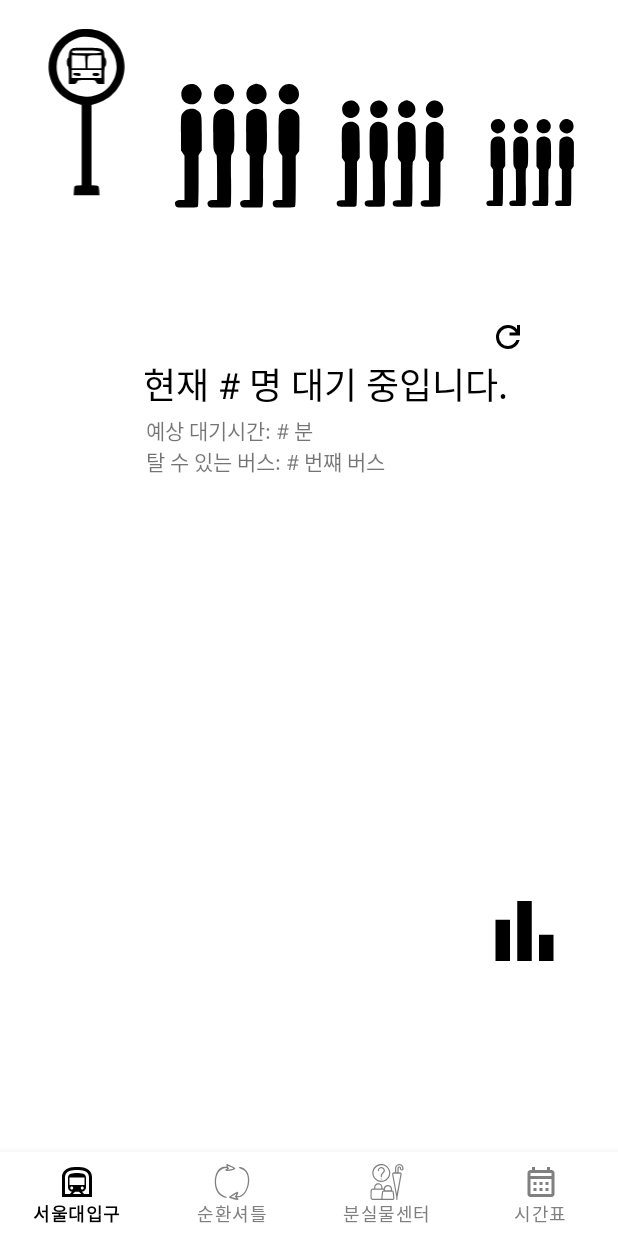
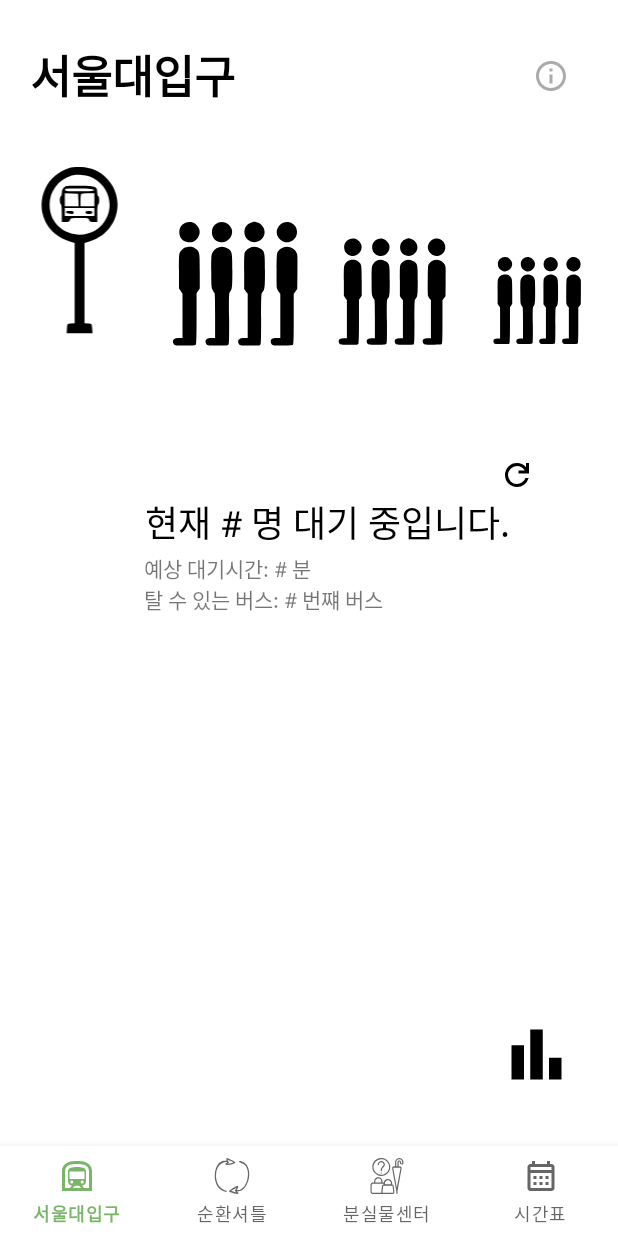
Before and after one commit to snuhcs-course/swpp-2023-project-team-16, an Android app: the screen it shows after launch (MainActivity), on a phone screen of 412 x 824 dp. Run offline under Robolectric (Android 15) with nearby library versions, the phone set to English and light mode, and no system bars; our stand-ins replace navigation-ui.

Commit message:
design: set dependany on components

```diff
--- a/frontend/app/src/main/res/layout/activity_main.xml
+++ b/frontend/app/src/main/res/layout/activity_main.xml
@@ -4,20 +4,16 @@
     xmlns:tools="http://schemas.android.com/tools"
     android:id="@+id/container"
     android:layout_width="match_parent"
-    android:layout_height="match_parent"
-    >
+    android:layout_height="match_parent">
 
     <com.google.android.material.bottomnavigation.BottomNavigationView
         android:id="@+id/nav_view"
         android:layout_width="match_parent"
-        android:layout_height="wrap_content"
-        android:background="@color/white"
+        android:layout_height="@dimen/navigation_height"
         app:layout_constraintBottom_toBottomOf="parent"
         app:layout_constraintStart_toStartOf="parent"
         app:layout_constraintEnd_toEndOf="parent"
         app:menu="@menu/bottom_nav_menu"
-        app:itemTextColor="@drawable/sel_navi"
-        app:itemIconTint="@drawable/sel_navi"
         app:labelVisibilityMode="labeled" />
 
     <fragment
@@ -25,26 +21,18 @@
         android:name="androidx.navigation.fragment.NavHostFragment"
         android:layout_width="match_parent"
         android:layout_height="match_parent"
+        android:layout_marginBottom="@dimen/navigation_height"
         app:defaultNavHost="false"
         app:layout_constraintStart_toStartOf="parent"
         app:layout_constraintEnd_toEndOf="parent"
         app:layout_constraintTop_toBottomOf="@id/topContainer"
         app:layout_constraintBottom_toTopOf="@id/nav_view"
-        android:layout_marginHorizontal="@dimen/view_margin_horizental"
         app:navGraph="@navigation/mobile_navigation" />
-
-    <androidx.fragment.app.FragmentContainerView
-        android:id="@+id/infoContainer"
-        android:layout_width="match_parent"
-        android:layout_height="match_parent"
-        app:layout_constraintHorizontal_bias="0.0"
-        app:layout_constraintStart_toStartOf="parent"
-        app:layout_constraintEnd_toEndOf="parent" />
 
     <androidx.constraintlayout.widget.ConstraintLayout
         android:id="@+id/topContainer"
         android:layout_width="match_parent"
-        android:layout_height="@dimen/top_container_size"
+        android:layout_height="@dimen/top_container_height"
         app:layout_constraintTop_toTopOf="parent"
         app:layout_constraintStart_toStartOf="parent"
         app:layout_constraintEnd_toEndOf="parent"
@@ -56,11 +44,19 @@
             android:layout_height="@dimen/button_size"
             android:background="@color/transparent"
             android:scaleType="center"
-            app:tint="@color/gray"
+            app:tint="@color/gray_400"
             android:src="@drawable/btn_info"
             app:layout_constraintBottom_toBottomOf="parent"
             app:layout_constraintEnd_toEndOf="parent"
             app:layout_constraintTop_toTopOf="parent" />
     </androidx.constraintlayout.widget.ConstraintLayout>
 
+    <androidx.fragment.app.FragmentContainerView
+        android:id="@+id/infoContainer"
+        android:layout_width="match_parent"
+        android:layout_height="match_parent"
+        app:layout_constraintHorizontal_bias="0.0"
+        app:layout_constraintStart_toStartOf="parent"
+        app:layout_constraintEnd_toEndOf="parent" />
+
 </androidx.constraintlayout.widget.ConstraintLayout>
--- a/frontend/app/src/main/res/layout/fragment_station.xml
+++ b/frontend/app/src/main/res/layout/fragment_station.xml
@@ -9,10 +9,11 @@
     <androidx.constraintlayout.widget.ConstraintLayout
         android:id="@+id/topContainer"
         android:layout_width="match_parent"
-        android:layout_height="@dimen/top_container_size"
+        android:layout_height="@dimen/top_container_height"
         app:layout_constraintStart_toStartOf="parent"
         app:layout_constraintEnd_toEndOf="parent"
-        app:layout_constraintTop_toTopOf="parent">
+        app:layout_constraintTop_toTopOf="parent"
+        android:padding="@dimen/top_container_padding">
 
         <TextView
             android:id="@+id/titleTextView"
@@ -142,17 +143,24 @@
 
     <ImageButton
         android:id="@+id/chartButton"
-        android:layout_width="58dp"
-        android:layout_height="60dp"
+        android:layout_width="@dimen/button_size"
+        android:layout_height="@dimen/button_size"
         android:background="@color/transparent"
         android:scaleType="fitXY"
         android:src="@drawable/btn_chart_2"
         app:layout_constraintBottom_toBottomOf="parent"
         app:layout_constraintEnd_toEndOf="parent"
-        app:layout_constraintHorizontal_bias="0.926"
+        app:layout_constraintHorizontal_bias="0.919"
         app:layout_constraintStart_toStartOf="parent"
         app:layout_constraintTop_toBottomOf="@id/waitingLineTextView"
-        app:layout_constraintVertical_bias="0.545" />
+        app:layout_constraintVertical_bias="0.849" />
 
+    <androidx.fragment.app.FragmentContainerView
+        android:id="@+id/congestionGraphContainer"
+        android:layout_width="match_parent"
+        android:layout_height="match_parent"
+        app:layout_constraintHorizontal_bias="0.0"
+        app:layout_constraintStart_toStartOf="parent"
+        app:layout_constraintEnd_toEndOf="parent" />
 
 </androidx.constraintlayout.widget.ConstraintLayout>
```
Also changed, not shown: frontend/app/src/main/res/layout/fragment_circular.xml (+15 -17 lines), frontend/app/src/main/res/layout/fragment_info.xml (+13 -14 lines), frontend/app/src/main/res/layout/fragment_lost_item.xml (+29 -29 lines), frontend/app/src/main/res/layout/fragment_lostnfound.xml (+6 -6 lines), frontend/app/src/main/res/layout/fragment_timetable.xml (+5 -4 lines).
